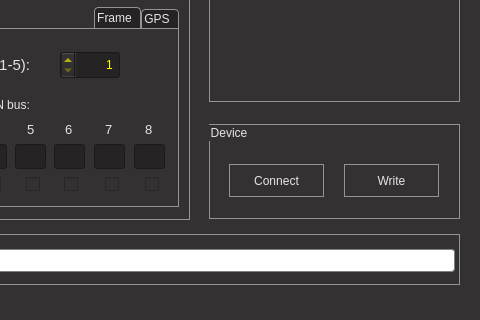
Before: the Qt Designer form car-backdoor-maker/src/mainwindow.ui in UnaPibaGeek/CBM, drawn with Qt 5; both pictures show x 601 to 1081 and y 335 to 655 of the 1081 by 655 pixel window.
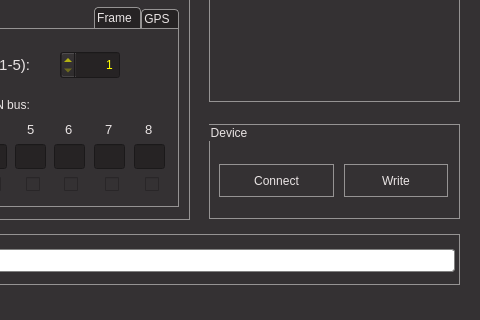
After: the same form once the commit is applied.

The edit to the form file:
```diff
--- a/car-backdoor-maker/src/mainwindow.ui
+++ b/car-backdoor-maker/src/mainwindow.ui
@@ -1210,9 +1210,9 @@
     <widget class="QPushButton" name="btn_connect">
      <property name="geometry">
       <rect>
-       <x>20</x>
+       <x>10</x>
        <y>40</y>
-       <width>95</width>
+       <width>115</width>
        <height>33</height>
       </rect>
      </property>
@@ -1232,7 +1232,7 @@
       <rect>
        <x>135</x>
        <y>40</y>
-       <width>95</width>
+       <width>104</width>
        <height>33</height>
       </rect>
      </property>
```
